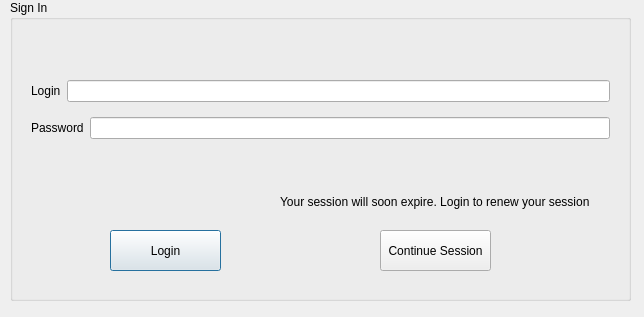
raquelrasia/tcc, file tcc_gui/tcc_gui/logindialog.ui: the form before one commit.
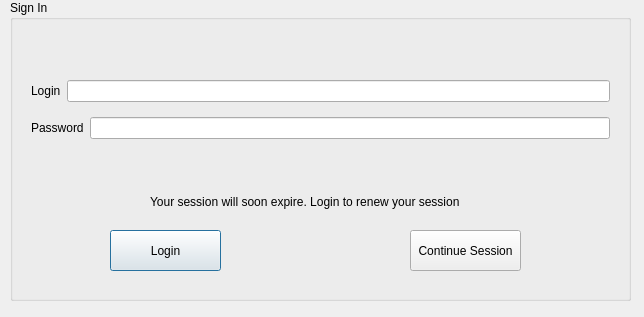
The form after the commit.

Diff of the .ui file:
```diff
--- a/tcc_gui/tcc_gui/logindialog.ui
+++ b/tcc_gui/tcc_gui/logindialog.ui
@@ -85,7 +85,7 @@
    <widget class="QPushButton" name="ContinueSession">
     <property name="geometry">
      <rect>
-      <x>370</x>
+      <x>400</x>
       <y>230</y>
       <width>111</width>
       <height>41</height>
@@ -98,7 +98,7 @@
    <widget class="QLabel" name="expire_label">
     <property name="geometry">
      <rect>
-      <x>270</x>
+      <x>140</x>
       <y>180</y>
       <width>341</width>
       <height>44</height>
```
